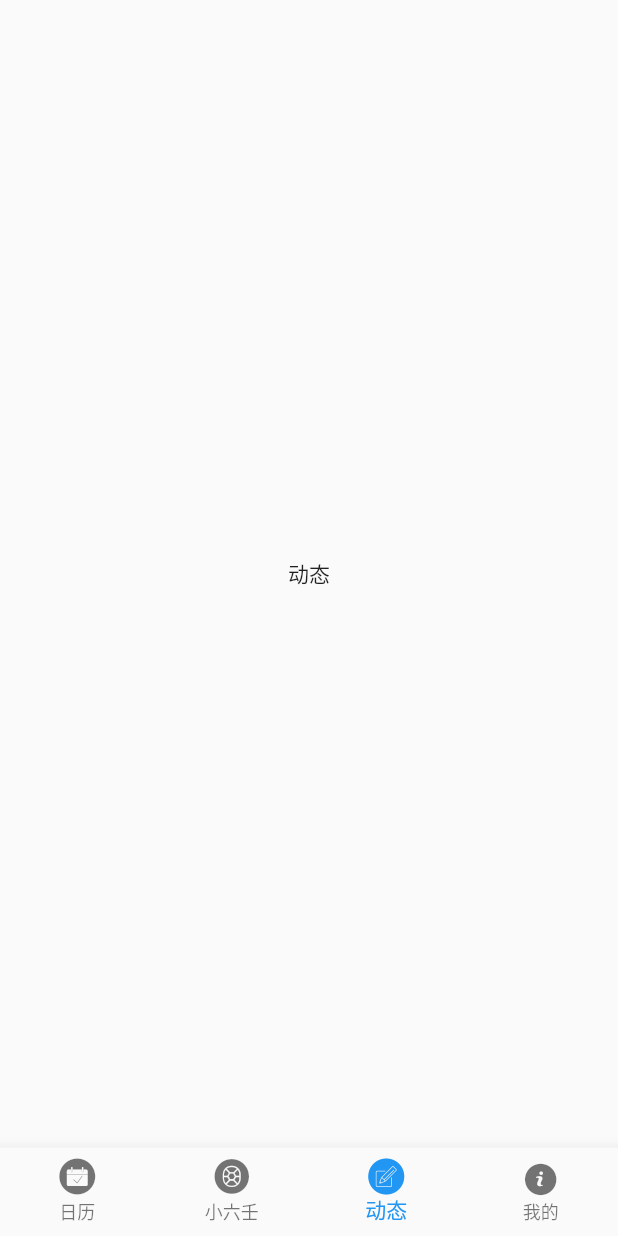
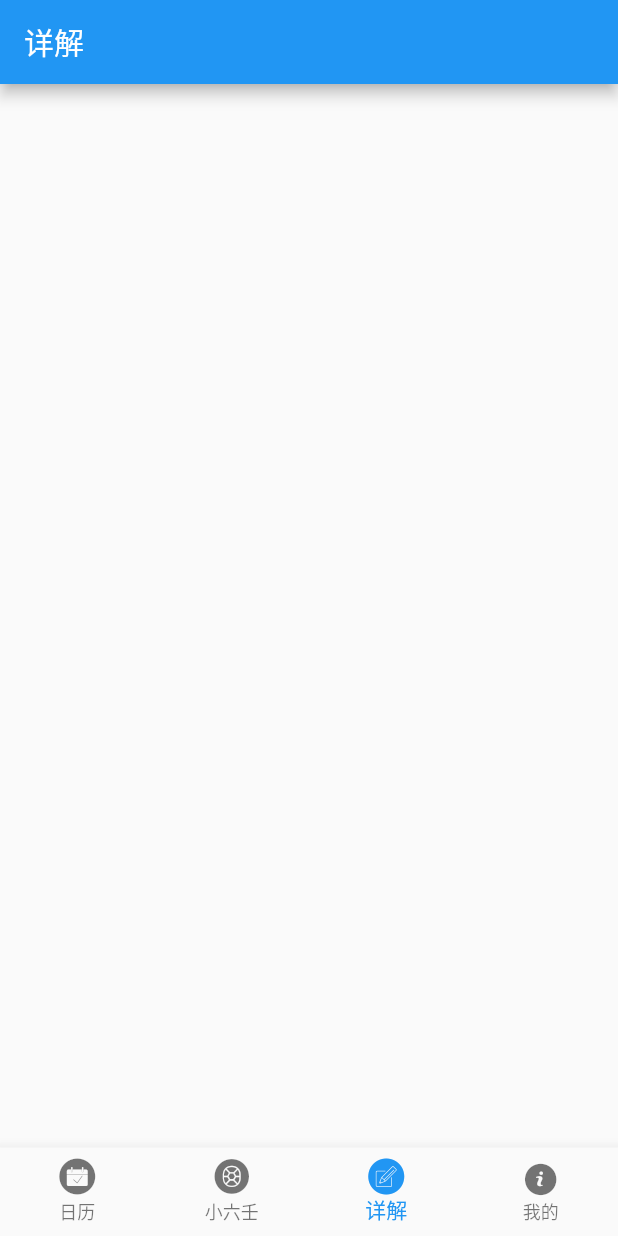
Before and after one commit to JingYu-Kylin/-, a Flutter app: the screen it shows after launch, item 3 of the bottom bar chosen, on a phone screen of 412 x 824 dp. Run offline on Flutter 3.47's test engine with Material 2 defaults, Android fonts, the phone set to English and light mode, and no system bars; missing offline and left inert: flutter_custom_calendar, lunar_calendar_converter; Roboto replaces fonts that are missing (LiShu).

Commit message:
添加详解页面

```diff
--- a/lib/BotomeMenumPage.dart
+++ b/lib/BotomeMenumPage.dart
@@ -1,6 +1,7 @@
 import 'package:flutter/material.dart';
 import 'package:xiaoliuren/CalendarView.dart';
 import 'package:xiaoliuren/ChildItemView.dart';
+import 'package:xiaoliuren/ExplanationView.dart';
 import 'package:xiaoliuren/XiaoLiuRen.dart';
 
 /**
@@ -55,7 +56,7 @@ class BotomeMenumPageState extends State<BotomeMenumPage> {
     BottomNavigationBarItem(
       backgroundColor: Colors.blue[800],
       icon: Icon(IconData(0xe612,fontFamily: 'MyIcons')),
-      title: Text("动态"),
+      title: Text("详解"),
     ),
     BottomNavigationBarItem(
       backgroundColor: Colors.blue[900],
@@ -68,7 +69,7 @@ class BotomeMenumPageState extends State<BotomeMenumPage> {
   final pages = [
     CalendarView("日历"),
     XiaoLiuRenView("小六壬"),
-    ChildItemView("动态"),
+    ExplanationView("详解"),
     ChildItemView("我的")
   ];
 
--- /dev/null
+++ b/lib/ExplanationView.dart
@@ -0,0 +1,37 @@
+
+import 'package:flutter/material.dart';
+
+class ExplanationView extends StatefulWidget {
+  String _title;
+  ExplanationView(this._title);
+  @override
+  _ExplanationViewState createState() => _ExplanationViewState();
+}
+
+class _ExplanationViewState extends State<ExplanationView> {
+  @override
+  void initState() {
+
+  }
+  @override
+  Widget build(BuildContext context) {
+    return Scaffold(
+      appBar: AppBar(
+        title: Text(widget._title, style: const TextStyle(fontFamily: "LiShu"),),
+      ),
+      body: new Container(
+        child: new Column(
+          children: <Widget>[
+            new Row(
+              mainAxisAlignment: MainAxisAlignment.center,
+              children: <Widget>[
+
+              ],
+            ),
+          ],
+        ),
+      ),
+    );
+  }
+
+}
--- a/lib/XiaoLiuRen.dart
+++ b/lib/XiaoLiuRen.dart
@@ -45,7 +45,6 @@ class _XiaoLiuRenViewState extends State<XiaoLiuRenView> {
                 },
             ),
             new Text("卦辞: ${hexagram.toString()}"),
-
           ],
         ),
       ),
```
Also changed, not shown: 1 other file.
